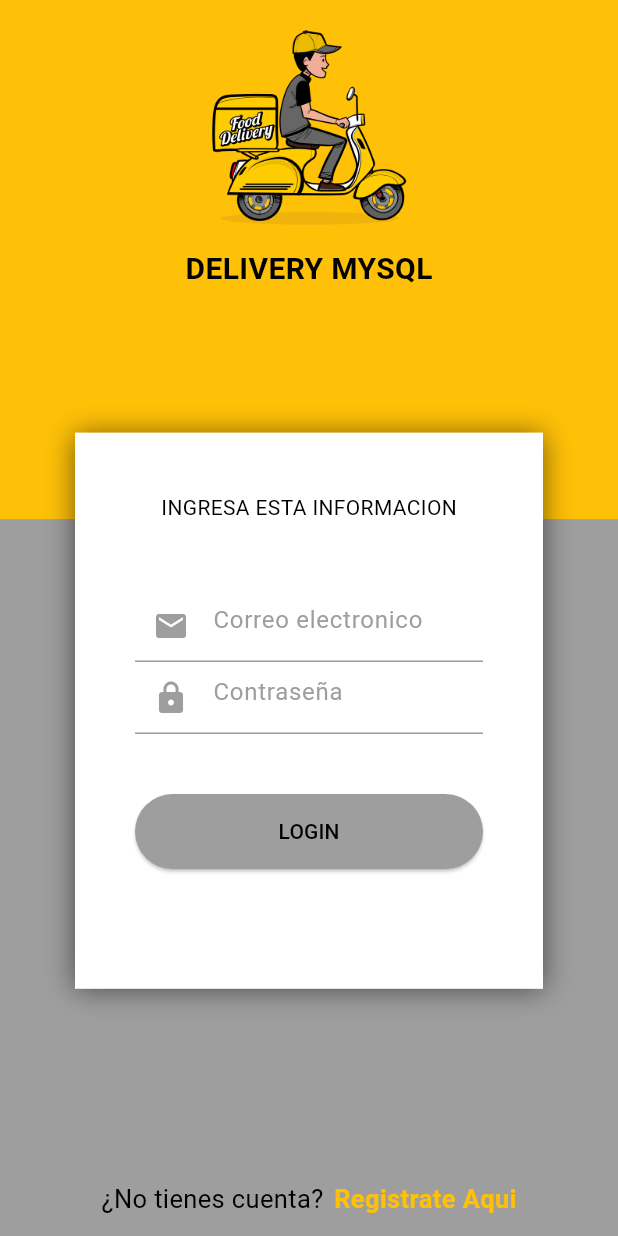
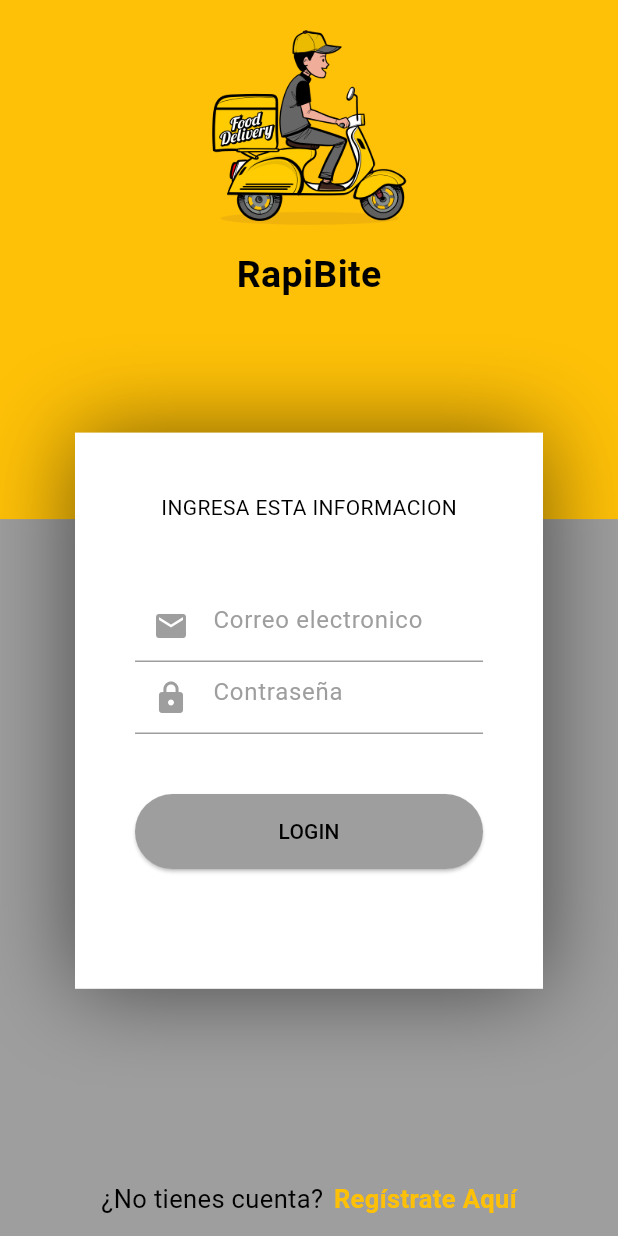
Before and after one commit to JeanVillamar/AppDelivery, a Flutter app: the screen it shows after launch, on a phone screen of 412 x 824 dp. Run offline on Flutter 3.47's test engine with Material 3 defaults, Android fonts, the phone set to English and light mode, and no system bars; our stand-ins replace firebase_core, firebase_messaging, flutter_credit_card, flutter_image_slideshow, flutter_local_notifications, fluttertoast and 10 more; missing offline and left inert: flutter_polyline_points; accounts and stored records are empty.

Commit message:
Traspaso proyecto

```diff
--- a/flutter_delivery_mysql-master/lib/main.dart
+++ b/flutter_delivery_mysql-master/lib/main.dart
@@ -106,8 +106,8 @@ class _MyAppState extends State<MyApp> {
       theme: ThemeData(
         primaryColor: Colors.amber,
         colorScheme: ColorScheme(
-          primary: Colors.amber,
-          secondary: Colors.amberAccent,
+          primary: Color(0xFFD62828),
+          secondary: Color(0xFFF4A261),
           brightness: Brightness.light,
           onBackground: Colors.grey,
           onPrimary: Colors.grey,
--- a/flutter_delivery_mysql-master/lib/src/pages/login/login_page.dart
+++ b/flutter_delivery_mysql-master/lib/src/pages/login/login_page.dart
@@ -38,9 +38,9 @@ class LoginPage extends StatelessWidget {
 
   Widget _textAppName() {
     return Text(
-      'DELIVERY MYSQL',
+      'RapiBite',
       style: TextStyle(
-        fontSize: 20,
+        fontSize: 25,
         fontWeight: FontWeight.bold,
         color: Colors.black
       ),
@@ -56,7 +56,7 @@ class LoginPage extends StatelessWidget {
         boxShadow: <BoxShadow>[
           BoxShadow(
             color: Colors.black54,
-            blurRadius: 15,
+            blurRadius: 50,
             offset: Offset(0, 0.75)
           )
         ]
@@ -135,29 +135,31 @@ class LoginPage extends StatelessWidget {
   }
 
   Widget _textDontHaveAccount() {
-    return Row( // UBICAR ELEMENTOS UNO AL LADO DEL OTRO (HORIZONTAL)
+    return SafeArea(
+      child: Row(
         mainAxisAlignment: MainAxisAlignment.center,
         children: [
           Text(
             '¿No tienes cuenta?',
             style: TextStyle(
               color: Colors.black,
-            fontSize: 17
+              fontSize: 17,
             ),
           ),
           SizedBox(width: 7),
           GestureDetector(
             onTap: () => con.goToRegisterPage(),
             child: Text(
-              'Registrate Aqui',
+              'Regístrate Aquí',
               style: TextStyle(
                 color: Colors.amber,
                 fontWeight: FontWeight.bold,
-                  fontSize: 17
+                fontSize: 17,
               ),
             ),
           ),
         ],
+      ),
     );
   }
 
--- a/flutter_delivery_mysql-master/pubspec.yaml
+++ b/flutter_delivery_mysql-master/pubspec.yaml
@@ -71,7 +71,7 @@ dev_dependencies:
 # For information on the generic Dart part of this file, see the
 # following page: https://dart.dev/tools/pub/pubspec
 
-# The following section is specific to Flutter.
+# The following section is specific to Flutter.b¿
 flutter:
 
   # The following line ensures that the Material Icons font is
```
Lines whose indentation alone changed are shown as unchanged.
